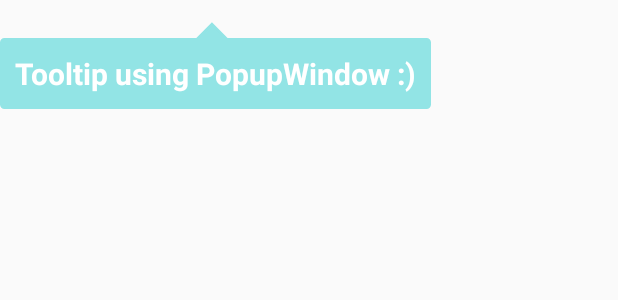
After one commit to oliguo/Android-PopupWindow, an Android app: the layout tooltips_bottom_tip.xml on its own in the app's theme, with its tools: preview values and no code run, on a phone screen of 412 x 824 dp. The commit adds this screen. Shown: the top 300 px of the screen. Run offline under Robolectric (Android 15) with nearby library versions, the phone set to English and light mode, and no system bars.

Commit message:
tooltips
add tooltips memo

```diff
--- a/Popupwindow/app/src/main/AndroidManifest.xml
+++ b/Popupwindow/app/src/main/AndroidManifest.xml
@@ -20,6 +20,10 @@
             android:name=".PopupWindow1.PopupWindow1"
             android:label="@string/title_activity_popup_window1" >
         </activity>
+        <activity
+            android:name=".Tooltips.Tooltips"
+            android:label="@string/title_activity_tooltips" >
+        </activity>
     </application>
 
 </manifest>
--- a/Popupwindow/app/src/main/java/oliguo/example/popupwindow/PopupWindow1/PopupWindow1.java
+++ b/Popupwindow/app/src/main/java/oliguo/example/popupwindow/PopupWindow1/PopupWindow1.java
@@ -4,7 +4,7 @@ import android.app.ActionBar;
 import android.graphics.Bitmap;
 import android.graphics.drawable.BitmapDrawable;
 import android.os.Bundle;
-import android.support.v7.app.ActionBarActivity;
+import android.support.v7.app.AppCompatActivity;
 import android.view.Gravity;
 import android.view.KeyEvent;
 import android.view.Menu;
@@ -16,7 +16,7 @@ import android.widget.PopupWindow;
 import oliguo.example.popupwindow.R;
 
 
-public class PopupWindow1 extends ActionBarActivity {
+public class PopupWindow1 extends AppCompatActivity {
     private Button mButton,mButton1,mButton2,mButton3,mButton4;
     private PopupWindow mPopupWindow,mPopupWindow1,mPopupWindow2,mPopupWindow3,mPopupWindow4;
     @Override
--- /dev/null
+++ b/Popupwindow/app/src/main/res/drawable/tooltips_bg.xml
@@ -0,0 +1,20 @@
+<?xml version="1.0" encoding="utf-8"?>
+<shape xmlns:android="http://schemas.android.com/apk/res/android"
+    android:shape="rectangle" >
+
+    <solid
+        android:color="#92e4e5"
+
+        />
+
+    <stroke
+        android:width="2dp"
+        android:color="#92e4e5"
+        />
+
+    <corners android:radius="2dp"
+        />
+
+
+
+</shape>
--- /dev/null
+++ b/Popupwindow/app/src/main/res/drawable/tooltips_nav_up.xml
@@ -0,0 +1,21 @@
+<?xml version="1.0" encoding="utf-8"?>
+<layer-list xmlns:android="http://schemas.android.com/apk/res/android" >
+
+    <item>
+        <rotate
+            android:fromDegrees="45"
+            android:pivotX="-50%"
+            android:pivotY="80%"
+            android:toDegrees="45" >
+            <shape android:shape="rectangle" >
+                <solid android:color="#92e4e5" >
+                </solid>
+
+                <stroke
+                    android:width="2dp"
+                    android:color="#92e4e5" />
+            </shape>
+        </rotate>
+    </item>
+
+</layer-list>
--- /dev/null
+++ b/Popupwindow/app/src/main/res/layout/tooltips_bottom_tip.xml
@@ -0,0 +1,26 @@
+<?xml version="1.0" encoding="utf-8"?>
+<LinearLayout xmlns:android="http://schemas.android.com/apk/res/android"
+    android:layout_width="wrap_content"
+    android:layout_height="wrap_content"
+    android:orientation="vertical" >
+
+    <ImageView
+        android:id="@+id/tooltip_nav_up"
+        android:layout_width="25dp"
+        android:layout_height="25dp"
+        android:layout_gravity="center"
+        android:background="@drawable/tooltips_nav_up" />
+
+    <TextView
+        android:id="@+id/tooltip_text"
+        android:layout_width="wrap_content"
+        android:layout_height="wrap_content"
+        android:background="@drawable/tooltips_bg"
+        android:gravity="center"
+        android:padding="10dp"
+        android:text="Tooltip using PopupWindow :)"
+        android:textColor="@android:color/white"
+        android:textSize="20dp"
+        android:textStyle="bold" />
+
+</LinearLayout>
--- a/Popupwindow/app/src/main/res/menu/menu_popup_window1.xml
+++ b/Popupwindow/app/src/main/res/menu/menu_tooltips.xml
@@ -1,7 +1,7 @@
 <menu xmlns:android="http://schemas.android.com/apk/res/android"
     xmlns:app="http://schemas.android.com/apk/res-auto"
     xmlns:tools="http://schemas.android.com/tools"
-    tools:context="oliguo.example.popupwindow.PopupWindow1.PopupWindow1">
+    tools:context="oliguo.example.popupwindow.Tooltips.Tooltips">
     <item android:id="@+id/action_settings" android:title="@string/action_settings"
         android:orderInCategory="100" app:showAsAction="never" />
 </menu>
--- a/Popupwindow/app/src/main/res/values/strings.xml
+++ b/Popupwindow/app/src/main/res/values/strings.xml
@@ -6,4 +6,5 @@
 
     <string name="PopupWindow1">PopupWindow1</string>
     <string name="title_activity_popup_window1">PopupWindow1</string>
+    <string name="title_activity_tooltips">Tooltips</string>
 </resources>
```
Also changed, not shown: Popupwindow/app/src/main/java/oliguo/example/popupwindow/MainActivity.java (+9 -2 lines), Popupwindow/app/src/main/java/oliguo/example/popupwindow/Tooltips/TooltipWindow.java (added, +98 -0 lines), Popupwindow/app/src/main/java/oliguo/example/popupwindow/Tooltips/Tooltips.java (added, +64 -0 lines), Popupwindow/app/src/main/res/layout/activity_main.xml (+10 -0 lines), Popupwindow/app/src/main/res/layout/activity_tooltips.xml (added, +16 -0 lines), 3 other files.
